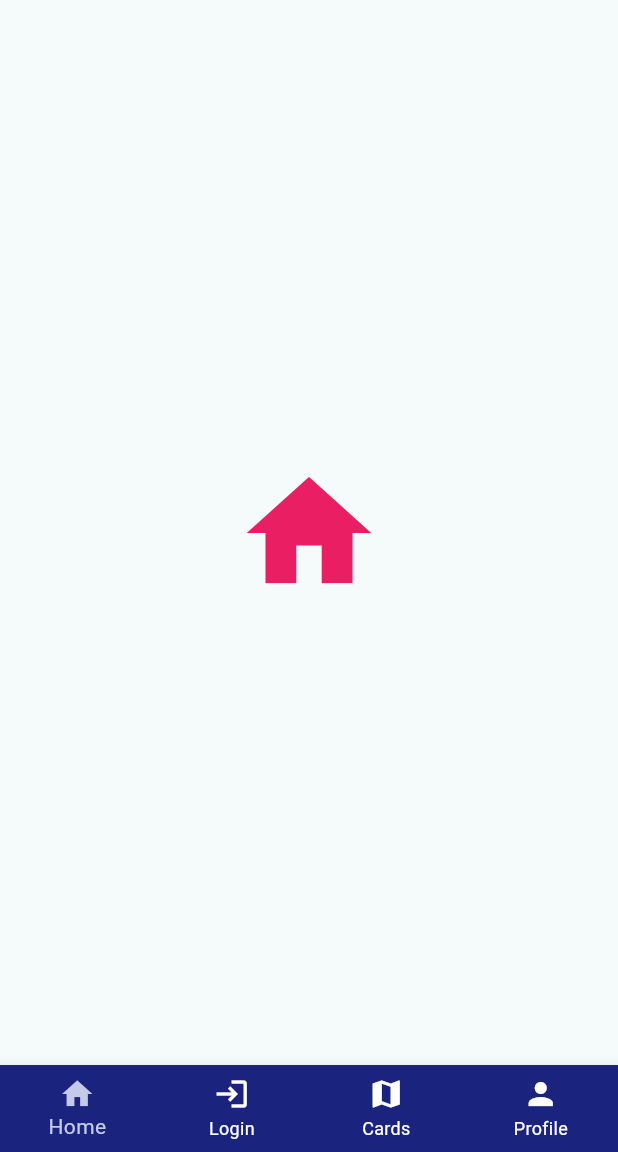
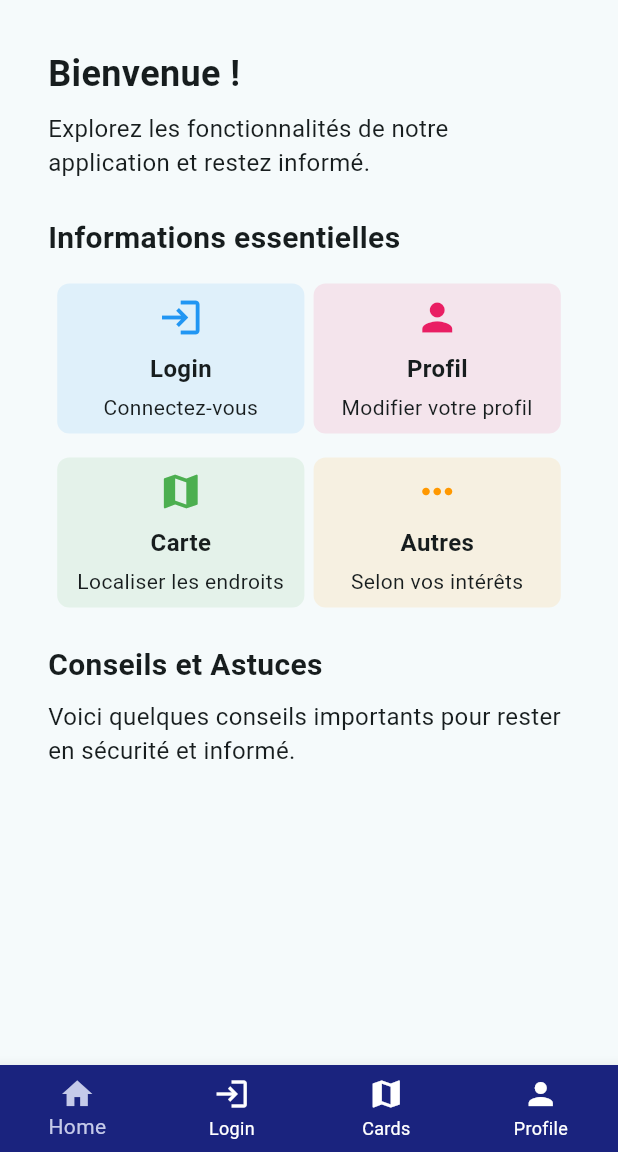
Before and after one commit to ibtisdl/Multitask_mobileApp, a Flutter app: the screen it shows after launch, on a phone screen of 412 x 824 dp, the part 84-1236 px from its top. Run offline on Flutter 3.47's test engine with Material 3 defaults, Android fonts, the light colour scheme and no system bars.

Commit message:
Final commit

```diff
--- a/lib/Screens/home.view.dart
+++ b/lib/Screens/home.view.dart
@@ -1,17 +1,107 @@
 import 'package:flutter/material.dart';
 
 class HomeView extends StatelessWidget {
-  const HomeView({super.key});
-
   @override
   Widget build(BuildContext context) {
-    return Center(
-      child: Icon(
-        Icons.home,
-        color: Colors.pink,
-        size: 100,
+    return Scaffold(
+      body: Padding(
+        padding: const EdgeInsets.all(16.0),
+        child: Column(
+          crossAxisAlignment: CrossAxisAlignment.start,
+          children: [
+            Text(
+              'Bienvenue !',
+              style: TextStyle(fontSize: 24, fontWeight: FontWeight.bold),
+            ),
+            SizedBox(height: 8),
+            Text(
+              'Explorez les fonctionnalités de notre application et restez informé.',
+              style: TextStyle(fontSize: 16),
+            ),
+            SizedBox(height: 24),
+            Text(
+              'Informations essentielles',
+              style: TextStyle(fontSize: 20, fontWeight: FontWeight.bold),
+            ),
+            SizedBox(height: 16),
+            Row(
+              mainAxisAlignment: MainAxisAlignment.spaceEvenly,
+              children: [
+                _buildInfoCard(
+                  context,
+                  icon: Icons.login,
+                  color: Colors.blue,
+                  title: 'Login',
+                  subtitle: 'Connectez-vous',
+                ),
+                _buildInfoCard(
+                  context,
+                  icon: Icons.person,
+                  color: Colors.pink,
+                  title: 'Profil',
+                  subtitle: 'Modifier votre profil',
+                ),
+              ],
+            ),
+            SizedBox(height: 16),
+            Row(
+              mainAxisAlignment: MainAxisAlignment.spaceEvenly,
+              children: [
+                _buildInfoCard(
+                  context,
+                  icon: Icons.map,
+                  color: Colors.green,
+                  title: 'Carte',
+                  subtitle: 'Localiser les endroits',
+                ),
+                _buildInfoCard(
+                  context,
+                  icon: Icons.more_horiz,
+                  color: Colors.orange,
+                  title: 'Autres',
+                  subtitle: 'Selon vos intérêts',
+                ),
+              ],
+            ),
+            SizedBox(height: 24),
+            Text(
+              'Conseils et Astuces',
+              style: TextStyle(fontSize: 20, fontWeight: FontWeight.bold),
+            ),
+            SizedBox(height: 8),
+            Text(
+              'Voici quelques conseils importants pour rester en sécurité et informé.',
+              style: TextStyle(fontSize: 16),
+            ),
+          ],
+        ),
       ),
     );
-    ;
+  }
+
+  Widget _buildInfoCard(BuildContext context,
+      {required IconData icon,
+      required Color color,
+      required String title,
+      required String subtitle}) {
+    return Container(
+      width: MediaQuery.of(context).size.width * 0.4,
+      height: 100,
+      decoration: BoxDecoration(
+        color: color.withOpacity(0.1),
+        borderRadius: BorderRadius.circular(8),
+      ),
+      child: Column(
+        mainAxisAlignment: MainAxisAlignment.center,
+        children: [
+          Icon(icon, color: color, size: 30),
+          SizedBox(height: 8),
+          Text(title,
+              style: TextStyle(fontSize: 16, fontWeight: FontWeight.bold)),
+          SizedBox(height: 4),
+          Text(subtitle, textAlign: TextAlign.center),
+        ],
+      ),
+    );
   }
 }
```
Also changed, not shown: lib/Screens/login.view.dart (+63 -7 lines).
